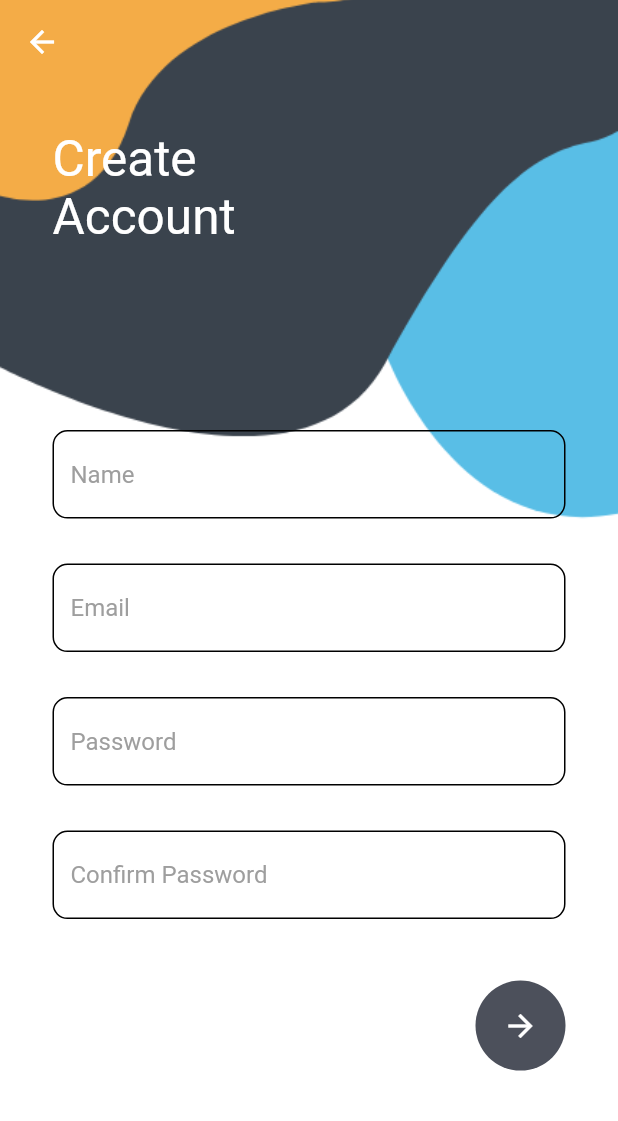
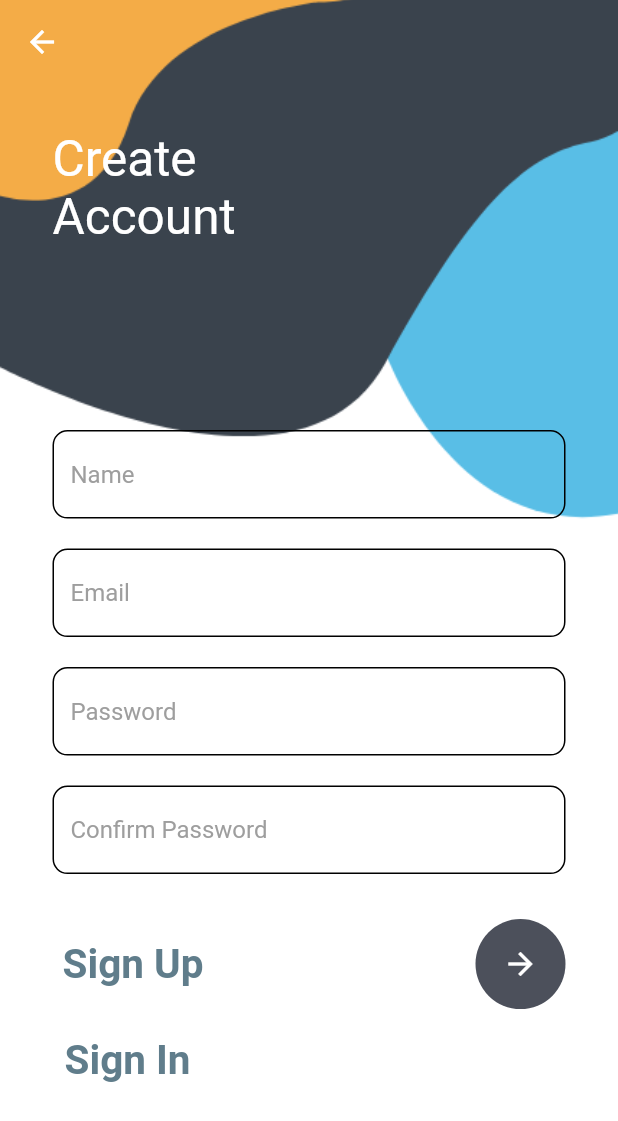
Before and after one commit to ParthMakode/Bytedoc, a Flutter app: the MyRegister screen opened by its route, on a phone screen of 412 x 824 dp. Shown: the top 1121 px of the screen. Run offline on Flutter 3.47's test engine with Material 2 defaults, Android fonts, the phone set to English and light mode, and no system bars; our stand-ins replace firebase_auth, firebase_core; accounts and stored records are empty.

Commit message:
register done

```diff
--- a/lib/register.dart
+++ b/lib/register.dart
@@ -1,4 +1,7 @@
+// import 'dart:js';
+
 import 'package:flutter/material.dart';
+import 'package:firebase_auth/firebase_auth.dart';
 
 class MyRegister extends StatefulWidget {
   const MyRegister({Key? key}) : super(key: key);
@@ -8,6 +11,52 @@ class MyRegister extends StatefulWidget {
 }
 
 class _MyRegisterState extends State<MyRegister> {
+  final _nameController = TextEditingController();
+  final _emailController = TextEditingController();
+  final _passwordController = TextEditingController();
+  final _confirmPasswordController = TextEditingController();
+  String popup = "Carefully enter password correctly";
+
+  Future signUp() async {
+    if (_passwordController.text.trim() ==
+        _confirmPasswordController.text.trim()) {
+      await FirebaseAuth.instance.createUserWithEmailAndPassword(
+        email: _emailController.text.trim(),
+        password: _passwordController.text.trim(),
+      );
+      popup = "Registered Successfully Please Login";
+      // showDialog(context: context, builder: context => AlertDialog() );
+      // showAlert(context);
+
+    } else {
+      popup = "Password fields do not match.\n Please try again";
+      // showAlert(context);
+    }
+
+    // else
+    //   {
+    //     AlertDialog(
+    //         title: const Text('AlertDialog Title'),
+    // content: SingleChildScrollView(
+    // child: ListBody(
+    // children: const <Widget>[
+    // Text('This is a demo alert dialog.'),
+    // Text('Would you like to approve of this message?'),
+    // ],
+    // ),
+    // ),
+    //   }
+  }
+
+  @override
+  void dispose() {
+    _emailController.dispose();
+    _passwordController.dispose();
+    _confirmPasswordController.dispose();
+    _nameController.dispose();
+    super.dispose();
+  }
+
   @override
   Widget build(BuildContext context) {
     return Container(
@@ -42,6 +91,7 @@ class _MyRegisterState extends State<MyRegister> {
                       child: Column(
                         children: [
                           TextField(
+                            controller: _nameController,
                             style: const TextStyle(color: Colors.black),
                             decoration: InputDecoration(
                                 enabledBorder: OutlineInputBorder(
@@ -63,9 +113,10 @@ class _MyRegisterState extends State<MyRegister> {
                                 )),
                           ),
                           const SizedBox(
-                            height: 30,
+                            height: 20,
                           ),
                           TextField(
+                            controller: _emailController,
                             style: const TextStyle(color: Colors.black),
                             decoration: InputDecoration(
                                 enabledBorder: OutlineInputBorder(
@@ -87,9 +138,10 @@ class _MyRegisterState extends State<MyRegister> {
                                 )),
                           ),
                           const SizedBox(
-                            height: 30,
+                            height: 20,
                           ),
                           TextField(
+                            controller: _passwordController,
                             style: const TextStyle(color: Colors.black),
                             obscureText: true,
                             decoration: InputDecoration(
@@ -112,9 +164,10 @@ class _MyRegisterState extends State<MyRegister> {
                                 )),
                           ),
                           const SizedBox(
-                            height: 30,
+                            height: 20,
                           ),
                           TextField(
+                            controller: _confirmPasswordController,
                             style: const TextStyle(color: Colors.black),
                             obscureText: true,
                             decoration: InputDecoration(
@@ -140,15 +193,15 @@ class _MyRegisterState extends State<MyRegister> {
                           //this sized box is for creating space unlike my team's duelists
 
                           const SizedBox(
-                            height: 41,
+                            height: 30,
                           ),
                           Row(
                             mainAxisAlignment: MainAxisAlignment.spaceBetween,
                             children: [
                               const Text(
-                                'Sign Up',
+                                ' Sign Up',
                                 style: TextStyle(
-                                    color: Colors.white,
+                                    color: Colors.blueGrey,
                                     fontSize: 27,
                                     fontWeight: FontWeight.w700),
                               ),
@@ -157,7 +210,13 @@ class _MyRegisterState extends State<MyRegister> {
                                 backgroundColor: const Color(0xff4c505b),
                                 child: IconButton(
                                     color: Colors.white,
-                                    onPressed: () {},
+                                    // onPressed: signUp,
+                                    onPressed: () {
+                                      signUp();
+                                      showDialog(context: context,builder: (context)=>AlertDialog(title:Text(popup)));
+                                      FirebaseAuth.instance.signOut();
+                                      dispose();
+                                    },
                                     icon: const Icon(
                                       Icons.arrow_forward,
                                     )),
@@ -165,7 +224,7 @@ class _MyRegisterState extends State<MyRegister> {
                             ],
                           ),
                           const SizedBox(
-                            height: 40,
+                            height: 10,
                           ),
                           Row(
                             mainAxisAlignment: MainAxisAlignment.spaceBetween,
@@ -179,11 +238,14 @@ class _MyRegisterState extends State<MyRegister> {
                                   'Sign In',
                                   textAlign: TextAlign.left,
                                   style: TextStyle(
-                                      decoration: TextDecoration.underline,
-                                      color: Colors.white,
-                                      fontSize: 18),
+                                      // decoration: TextDecoration.underline,
+                                      color: Colors.blueGrey,
+                                      fontSize: 27,
+                                      fontWeight: FontWeight.w700),
                                 ),
-                              ),
+
+                                ),
+
                             ],
                           )
                         ],
```
